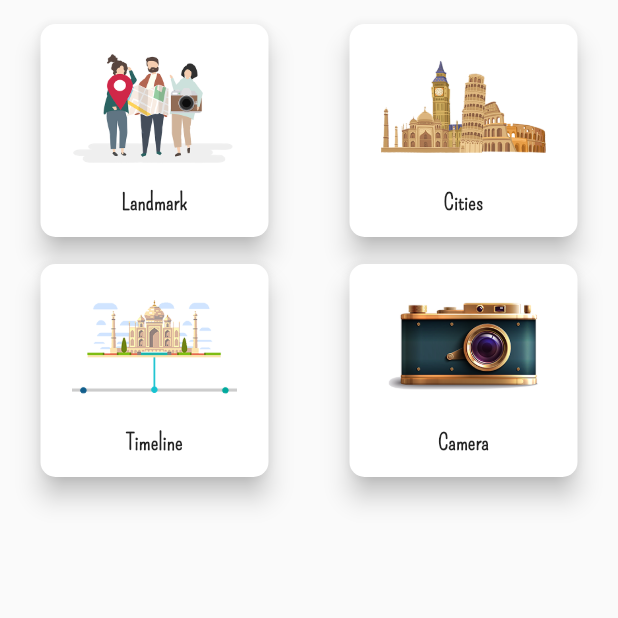
After one commit to Qogi/My-Travel-Guide, a Flutter app: the Page screen opened directly, on a phone screen of 412 x 824 dp, the top half of it. The commit adds this screen. Run offline on Flutter 3.47's test engine with Material 2 defaults, Android fonts, the phone set to English and light mode, and no system bars; our stand-ins replace carousel_slider; network calls fail.

Commit message:
Built homme page

```diff
--- /dev/null
+++ b/my_travel_guide/lib/home_page_grid.dart
@@ -0,0 +1,137 @@
+import 'package:flutter/cupertino.dart';
+import 'package:flutter/material.dart';
+
+class People extends StatelessWidget {
+  @override
+  Widget build(BuildContext context) {
+    // TODO: implement build
+    return MaterialApp(
+      debugShowCheckedModeBanner: false,
+      home: new Page(),
+    );
+  }
+}
+
+class Page extends StatefulWidget {
+  @override
+  _MyPage createState() => new _MyPage();
+}
+
+class _MyPage extends State<Page> {
+  @override
+  Widget build(BuildContext context) {
+    // TODO: implement build
+    return Scaffold(
+      body: ListView(
+        shrinkWrap: true,
+        children: <Widget>[
+          RowsAndColumns()
+//          GridView.count(
+//            crossAxisCount: 2,
+//            primary: false,
+//            padding: EdgeInsets.only(left: 20, right: 20),
+//            crossAxisSpacing: 30.0,
+//            mainAxisSpacing: 30.0,
+//            shrinkWrap: true,
+//            children: <Widget>[
+////              _buildCard('assets/images/options.png', "Landmarks"),
+////              _buildCard('assets/images/near_by_landmarks.png', "Cities"),
+////              _buildCard('assets/images/timeline.png', "Timeline"),
+////              _buildCard('assets/images/options.png', "Landmarks"),
+//
+//            ],
+//          )
+        ],
+      ),
+    );
+  }
+
+//  Widget _buildCard(String url, String name) {
+//    return Container(
+//        color: Colors.grey,
+//        height: 100,
+//        child: Card(
+//          shape:
+//              RoundedRectangleBorder(borderRadius: BorderRadius.circular(10.0)),
+//          elevation: 7.0,
+//          child: Column(
+//            mainAxisSize: MainAxisSize.min,
+//            children: <Widget>[
+//              Stack(children: <Widget>[
+//                Container(
+//                  height: 110.0,
+//                  width: 110.0,
+//                  decoration: BoxDecoration(
+//                      image: DecorationImage(image: AssetImage(url))),
+//                )
+//              ]),
+//              Text(
+//                name,
+//                style: TextStyle(
+//                    fontFamily: 'Quicksand',
+//                    fontWeight: FontWeight.bold,
+//                    fontSize: 15.0),
+//              ),
+//            ],
+//          ),
+//        ));
+//  }
+}
+
+class RowsAndColumns extends StatelessWidget {
+  @override
+  Widget build(BuildContext context) {
+    return Padding(
+      padding: const EdgeInsets.only(top: 2.0),
+      child: IntrinsicHeight(
+        child: Row(crossAxisAlignment: CrossAxisAlignment.stretch, children: [
+          Expanded(
+            child: Column(children: [
+              _buildCard('Landmark', 'assets/images/options.png'),
+              _buildCard('Timeline', 'assets/images/timeline_cropped.png')
+            ]),
+          ),
+          Expanded(
+              child: Column(
+            children: <Widget>[
+              _buildCard('Cities', 'assets/images/near_by_landmarks.png'),
+              _buildCard('Camera', 'assets/images/camera.png')
+            ],
+          )),
+        ]),
+      ),
+    );
+  }
+
+  Widget _buildCard(String name, String imageURL) {
+    return Container(
+      height: 160.0,
+      width: 160.0,
+      padding: EdgeInsets.only(top: 10),
+      child: Card(
+        shape:
+            RoundedRectangleBorder(borderRadius: BorderRadius.circular(10.0)),
+        elevation: 7.0,
+        child: Column(
+          children: <Widget>[
+            Stack(children: <Widget>[
+              Container(
+                height: 110.0,
+                width: 110.0,
+                decoration: BoxDecoration(
+                    image: DecorationImage(image: AssetImage(imageURL))),
+              )
+            ]),
+            Text(
+              name,
+              style: TextStyle(
+                  fontFamily: 'Pompiere',
+                  fontWeight: FontWeight.bold,
+                  fontSize: 15.0),
+            ),
+          ],
+        ),
+      ),
+    );
+  }
+}
```
Also changed, not shown: my_travel_guide/lib/home_page.dart (added, +199 -0 lines), my_travel_guide/lib/main.dart (+12 -11 lines), my_travel_guide/pubspec.yaml (+13 -11 lines), my_travel_guide/assets/images/camera.png (added), my_travel_guide/assets/images/near_by_landmarks.png (added), my_travel_guide/assets/images/options.png (added), my_travel_guide/assets/images/sphinx.jpg (added), my_travel_guide/assets/images/timeline.png (added), my_travel_guide/assets/images/timeline_cropped.png (added), my_travel_guide/fonts/Pompiere-Regular.otf (added), my_travel_guide/pubspec.lock.
